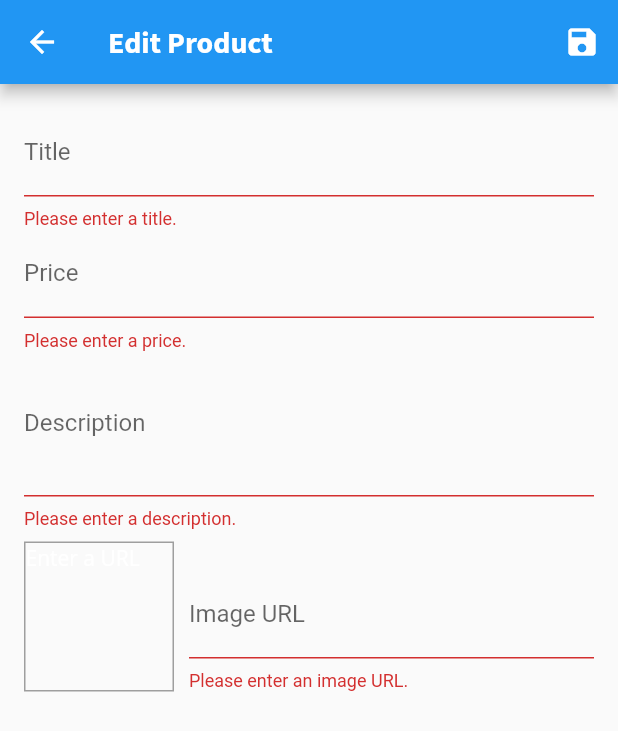
After one commit to lokishengoku/demo_shop_app, a Flutter app: the EditProductScreen screen opened by its route, after a tap on the "save" icon, on a phone screen of 412 x 824 dp. The commit adds this screen. Shown: the top 731 px of the screen. Run offline on Flutter 3.47's test engine with Material 2 defaults, Android fonts, the phone set to English and light mode, and no system bars; network calls fail.

Commit message:
product management: edit/add product

```diff
--- a/lib/main.dart
+++ b/lib/main.dart
@@ -4,9 +4,11 @@ import 'package:demo_shop_app/providers/cart.dart';
 import 'package:demo_shop_app/providers/orders.dart';
 import 'package:demo_shop_app/providers/products.dart';
 import 'package:demo_shop_app/screens/cart_screen.dart';
+import 'package:demo_shop_app/screens/edit_product_screen.dart';
 import 'package:demo_shop_app/screens/orders_screen.dart';
 import 'package:demo_shop_app/screens/product_detail_screen.dart';
 import 'package:demo_shop_app/screens/products_overview_screen.dart';
+import 'package:demo_shop_app/screens/user_products_screen.dart';
 import 'package:flutter/material.dart';
 import 'package:provider/provider.dart';
 
@@ -59,6 +61,8 @@ class MyApp extends StatelessWidget {
           ProductDetailScreen.routeName: (ctx) => ProductDetailScreen(),
           CartScreen.routeName: (ctx) => CartScreen(),
           OrdersScreen.routeName: (ctx) => OrdersScreen(),
+          UserProductsScreen.routeName: (ctx) => UserProductsScreen(),
+          EditProductScreen.routeName: (ctx) => EditProductScreen(),
         },
       ),
     );
--- a/lib/providers/products.dart
+++ b/lib/providers/products.dart
@@ -50,7 +50,23 @@ class Products with ChangeNotifier {
   }
 
   void addProduct(Product newProduct) {
-    _items.add(newProduct);
+    final dummyProduct = Product(
+        id: DateTime.now().toString(),
+        title: newProduct.title,
+        price: newProduct.price,
+        description: newProduct.description,
+        imageUrl: newProduct.imageUrl);
+
+    _items.add(dummyProduct);
     notifyListeners();
   }
+
+  void updateProduct(Product newProduct) {
+    final prodIndex =
+        _items.indexWhere((element) => element.id == newProduct.id);
+    if (prodIndex >= 0) {
+      _items[prodIndex] = newProduct;
+      notifyListeners();
+    }
+  }
 }
--- /dev/null
+++ b/lib/screens/edit_product_screen.dart
@@ -0,0 +1,259 @@
+import 'package:demo_shop_app/providers/product.dart';
+import 'package:demo_shop_app/providers/products.dart';
+import 'package:flutter/material.dart';
+import 'package:provider/provider.dart';
+
+class EditProductScreen extends StatefulWidget {
+  static const String routeName = '/edit-product';
+
+  const EditProductScreen({Key? key}) : super(key: key);
+
+  @override
+  _EditProductScreenState createState() => _EditProductScreenState();
+}
+
+class _EditProductScreenState extends State<EditProductScreen> {
+  final _priceFocusNode = FocusNode();
+  final _descFocusNode = FocusNode();
+  final _imageUrlFocusNode = FocusNode();
+  final _imageUrlController = TextEditingController();
+  final _form = GlobalKey<FormState>();
+  Product _editedProduct = Product(
+    id: '',
+    title: '',
+    description: '',
+    price: 0,
+    imageUrl: '',
+  );
+  var _initValues = {
+    'title': '',
+    'description': '',
+    'id': '',
+    'price': '',
+    'imageUrl': '',
+  };
+  bool _isInit = true;
+
+  @override
+  void initState() {
+    _imageUrlFocusNode.addListener(_updateImageUrl);
+    super.initState();
+  }
+
+  @override
+  void didChangeDependencies() {
+    if (_isInit) {
+      final productId = ModalRoute.of(context)?.settings.arguments;
+      if (productId != null) {
+        _editedProduct = Provider.of<Products>(context, listen: false)
+            .findById(productId as String);
+        _initValues = {
+          'title': _editedProduct.title,
+          'description': _editedProduct.description,
+          'id': _editedProduct.id,
+          'price': _editedProduct.price.toString(),
+          'imageUrl': '',
+        };
+        _imageUrlController.text = _editedProduct.imageUrl;
+      }
+
+      _isInit = false;
+    }
+    super.didChangeDependencies();
+  }
+
+  @override
+  void dispose() {
+    // clear memory when dispose
+    _imageUrlFocusNode.removeListener(_updateImageUrl);
+    _priceFocusNode.dispose();
+    _descFocusNode.dispose();
+    _imageUrlFocusNode.dispose();
+    _imageUrlController.dispose();
+    super.dispose();
+  }
+
+  void _updateImageUrl() {
+    if (!_imageUrlFocusNode.hasFocus) {
+      // img url done -> re-render
+      if ((!_imageUrlController.text.startsWith('http') &&
+              !_imageUrlController.text.startsWith('https')) ||
+          (!_imageUrlController.text.endsWith('.png') &&
+              !_imageUrlController.text.endsWith('.jpg') &&
+              !_imageUrlController.text.endsWith('.jpeg'))) {
+        return;
+      }
+      setState(() {});
+    }
+  }
+
+  void _saveData() {
+    if (_form.currentState!.validate()) {
+      _form.currentState!.save();
+      if (_editedProduct.id.isEmpty) {
+        Provider.of<Products>(context, listen: false)
+            .addProduct(_editedProduct);
+      } else {
+        Provider.of<Products>(context, listen: false)
+            .updateProduct(_editedProduct);
+      }
+      Navigator.of(context).pop();
+    }
+  }
+
+  @override
+  Widget build(BuildContext context) {
+    return Scaffold(
+      appBar: AppBar(
+        title: Text('Edit Product'),
+        actions: [
+          IconButton(
+            onPressed: _saveData,
+            icon: Icon(Icons.save),
+          ),
+        ],
+      ),
+      body: Padding(
+        padding: const EdgeInsets.all(16.0),
+        child: Form(
+            key: _form,
+            child: ListView(
+              children: [
+                TextFormField(
+                  initialValue: _initValues['title'],
+                  decoration: InputDecoration(labelText: 'Title'),
+                  textInputAction: TextInputAction.next,
+                  onFieldSubmitted: (_) {
+                    FocusScope.of(context).requestFocus(_priceFocusNode);
+                  },
+                  validator: (value) {
+                    if (value!.isEmpty) {
+                      return 'Please enter a title.';
+                    }
+                    return null;
+                  },
+                  onSaved: (value) {
+                    _editedProduct = Product(
+                        title: value ?? '',
+                        id: _editedProduct.id,
+                        description: _editedProduct.description,
+                        imageUrl: _editedProduct.imageUrl,
+                        price: _editedProduct.price);
+                  },
+                ),
+                TextFormField(
+                  initialValue: _initValues['price'],
+                  decoration: InputDecoration(labelText: 'Price'),
+                  textInputAction: TextInputAction.next,
+                  keyboardType: TextInputType.number,
+                  focusNode: _priceFocusNode,
+                  onFieldSubmitted: (_) {
+                    FocusScope.of(context).requestFocus(_descFocusNode);
+                  },
+                  validator: (value) {
+                    if (value!.isEmpty) {
+                      return 'Please enter a price.';
+                    }
+                    if (double.tryParse(value) == null) {
+                      return 'Please enter a valid number';
+                    }
+                    if (double.parse(value) <= 0) {
+                      return 'Please enter a number greater than zero';
+                    }
+                    return null;
+                  },
+                  onSaved: (value) {
+                    _editedProduct = Product(
+                        title: _editedProduct.title,
+                        id: _editedProduct.id,
+                        description: _editedProduct.description,
+                        imageUrl: _editedProduct.imageUrl,
+                        price: double.parse(value ?? '0'));
+                  },
+                ),
+                TextFormField(
+                  initialValue: _initValues['description'],
+                  decoration: InputDecoration(labelText: 'Description'),
+                  maxLines: 3,
+                  keyboardType: TextInputType.multiline,
+                  focusNode: _descFocusNode,
+                  validator: (value) {
+                    if (value!.isEmpty) {
+                      return 'Please enter a description.';
+                    }
+                    if (value.length < 10) {
+                      return 'Should be at least 10 characters long.';
+                    }
+                    return null;
+                  },
+                  onSaved: (value) {
+                    _editedProduct = Product(
+                        title: _editedProduct.title,
+                        id: _editedProduct.id,
+                        description: value ?? '',
+                        imageUrl: _editedProduct.imageUrl,
+                        price: _editedProduct.price);
+                  },
+                ),
+                Row(
+                  crossAxisAlignment: CrossAxisAlignment.end,
+                  children: [
+                    Container(
+                      width: 100,
+                      height: 100,
+                      margin: EdgeInsets.only(
+                        top: 8,
+                        right: 10,
+                      ),
+                      decoration: BoxDecoration(
+                          border: Border.all(width: 1, color: Colors.grey)),
+                      child: _imageUrlController.text.isEmpty
+                          ? Text('Enter a URL')
+                          : FittedBox(
+                              child: Image.network(
+                                _imageUrlController.text,
+                                fit: BoxFit.cover,
+                              ),
+                            ),
+                    ),
+                    Expanded(
+                      child: TextFormField(
+                        decoration: InputDecoration(labelText: 'Image URL'),
+                        keyboardType: TextInputType.url,
+                        textInputAction: TextInputAction.done,
+                        controller: _imageUrlController,
+                        focusNode: _imageUrlFocusNode,
+                        onFieldSubmitted: (_) => _saveData(),
+                        validator: (value) {
+                          if (value!.isEmpty) {
+                            return 'Please enter an image URL.';
+                          }
+                          if (!value.startsWith('http') &&
+                              !value.startsWith('https')) {
+                            return 'Please enter a valid URL.';
+                          }
+                          if (!value.endsWith('.png') &&
+                              !value.endsWith('.jpg') &&
+                              !value.endsWith('.jpeg')) {
+                            return 'Please enter a valid image URL';
+                          }
+                          return null;
+                        },
+                        onSaved: (value) {
+                          _editedProduct = Product(
+                              title: _editedProduct.title,
+                              id: _editedProduct.id,
+                              description: _editedProduct.description,
+                              imageUrl: value ?? '',
+                              price: _editedProduct.price);
+                        },
+                      ),
+                    ),
+                  ],
+                )
+              ],
+            )),
+      ),
+    );
+  }
+}
--- a/lib/widgets/app_drawer.dart
+++ b/lib/widgets/app_drawer.dart
@@ -1,4 +1,5 @@
 import 'package:demo_shop_app/screens/orders_screen.dart';
+import 'package:demo_shop_app/screens/user_products_screen.dart';
 import 'package:flutter/material.dart';
 
 class AppDrawer extends StatelessWidget {
@@ -29,6 +30,15 @@ class AppDrawer extends StatelessWidget {
                   .pushReplacementNamed(OrdersScreen.routeName);
             },
           ),
+          Divider(),
+          ListTile(
+            leading: Icon(Icons.edit),
+            title: Text('Manage Products'),
+            onTap: () {
+              Navigator.of(context)
+                  .pushReplacementNamed(UserProductsScreen.routeName);
+            },
+          ),
         ],
       ),
     );
--- a/lib/widgets/order_item.dart
+++ b/lib/widgets/order_item.dart
@@ -52,7 +52,7 @@ class _OrderItemState extends State<OrderItem> {
                             color: Colors.black),
                       ),
                       Text(
-                        '${widget.order.products[index].quanitity}x \$${widget.order.products[index].price}',
+                        '${widget.order.products[index].quantity}x \$${widget.order.products[index].price}',
                         style: TextStyle(fontSize: 18, color: Colors.grey),
                       )
                     ],
```
Also changed, not shown: lib/screens/user_products_screen.dart (added, +47 -0 lines), lib/widgets/product_item.dart (+11 -0 lines), lib/widgets/user_product_item.dart (added, +40 -0 lines).
